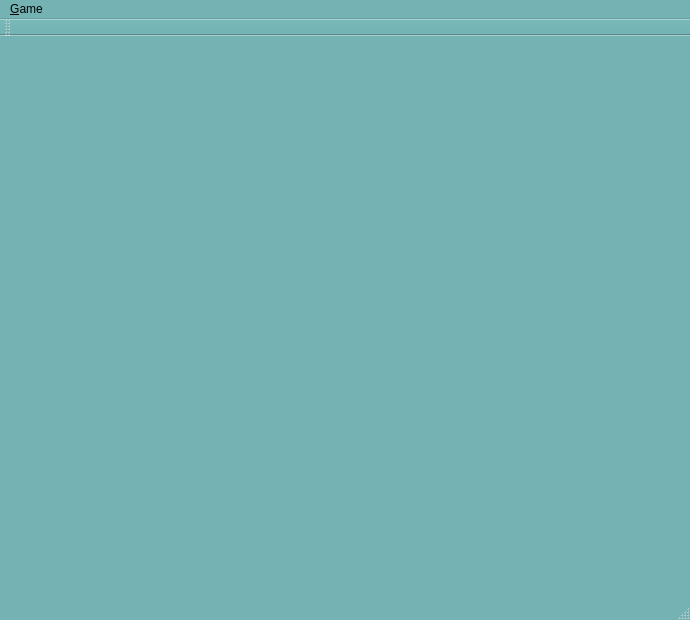
Above: mainwindow.ui from jerryjiahaha/reversi before the change. Below: the same form after it.
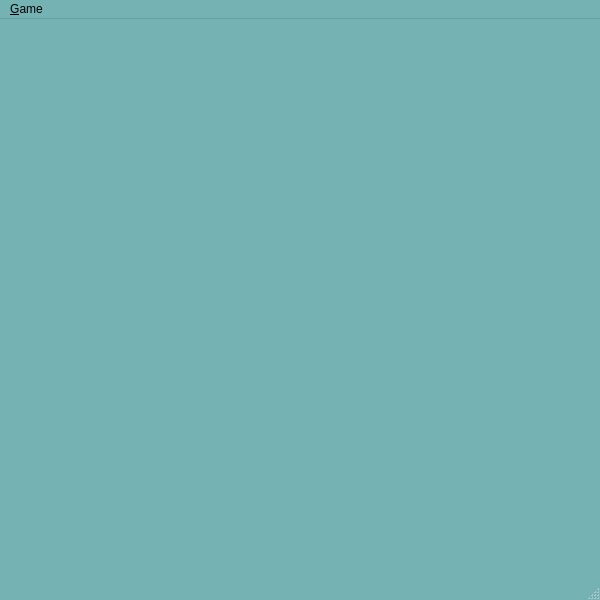
That is the form after the change. Icons and pictures are not drawn.

```diff
--- a/mainwindow.ui
+++ b/mainwindow.ui
@@ -6,8 +6,8 @@
    <rect>
     <x>0</x>
     <y>0</y>
-    <width>690</width>
-    <height>620</height>
+    <width>600</width>
+    <height>600</height>
    </rect>
   </property>
   <property name="minimumSize">
@@ -122,7 +122,7 @@
     <rect>
      <x>0</x>
      <y>0</y>
-     <width>690</width>
+     <width>600</width>
      <height>30</height>
     </rect>
    </property>
@@ -134,14 +134,6 @@
    </widget>
    <addaction name="menuNew"/>
   </widget>
-  <widget class="QToolBar" name="mainToolBar">
-   <attribute name="toolBarArea">
-    <enum>TopToolBarArea</enum>
-   </attribute>
-   <attribute name="toolBarBreak">
-    <bool>false</bool>
-   </attribute>
-  </widget>
   <widget class="QStatusBar" name="statusBar"/>
   <action name="actionNew">
    <property name="text">
```
Left out of the diff: 12 changed lines with no effect on the pictures.
